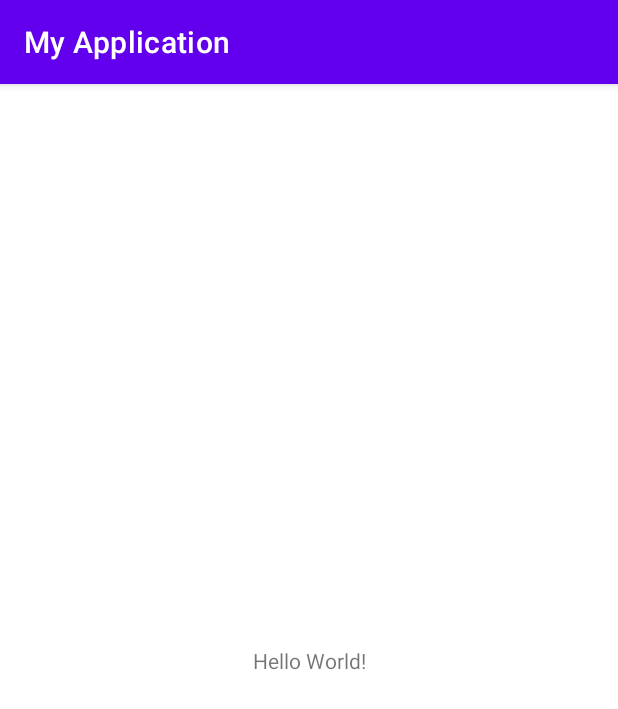
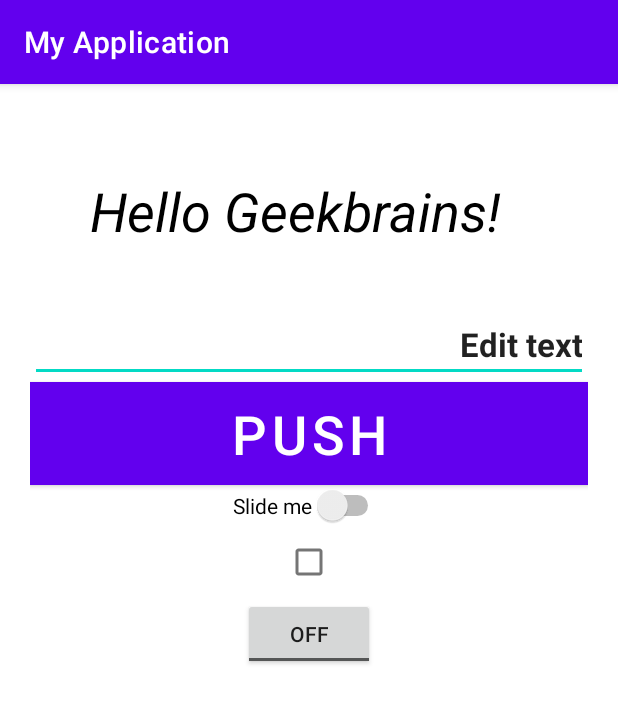
Before and after one commit to IlyaChobotock/AndroidFirstLevel, an Android app: the screen it shows after launch (MainActivity), on a phone screen of 412 x 824 dp. Shown: the top 709 px of the screen. Run offline under Robolectric (Android 15) with nearby library versions, the phone set to English and light mode, and no system bars.

Commit message:
Первое упражнение к первому домашнему заданию. Пользовательские элементы с использованием LinearLayout.

```diff
--- a/app/src/main/java/ru/geekbrains/myapplication/MainActivity.java
+++ b/app/src/main/java/ru/geekbrains/myapplication/MainActivity.java
@@ -1,8 +1,8 @@
 package ru.geekbrains.myapplication;
 
+import android.os.Bundle;
+
 import androidx.appcompat.app.AppCompatActivity;
-
-import android.os.Bundle;
 
 public class MainActivity extends AppCompatActivity {
 
--- a/app/src/main/res/layout/activity_main.xml
+++ b/app/src/main/res/layout/activity_main.xml
@@ -1,18 +1,62 @@
 <?xml version="1.0" encoding="utf-8"?>
-<androidx.constraintlayout.widget.ConstraintLayout xmlns:android="http://schemas.android.com/apk/res/android"
+<LinearLayout xmlns:android="http://schemas.android.com/apk/res/android"
     xmlns:app="http://schemas.android.com/apk/res-auto"
     xmlns:tools="http://schemas.android.com/tools"
     android:layout_width="match_parent"
     android:layout_height="match_parent"
+    android:layout_margin="@dimen/margin"
+    android:background="@color/material_on_primary_disabled"
+    android:orientation="vertical"
     tools:context=".MainActivity">
 
     <TextView
         android:layout_width="wrap_content"
         android:layout_height="wrap_content"
-        android:text="Hello World!"
+        android:layout_margin="@dimen/marginTextView"
+        android:text="@string/hello"
+        android:textColor="@color/black"
+        android:textSize="@dimen/textSize"
+        android:textStyle="italic"
         app:layout_constraintBottom_toBottomOf="parent"
         app:layout_constraintLeft_toLeftOf="parent"
         app:layout_constraintRight_toRightOf="parent"
         app:layout_constraintTop_toTopOf="parent" />
 
-</androidx.constraintlayout.widget.ConstraintLayout>
+    <EditText
+        android:layout_width="wrap_content"
+        android:layout_height="wrap_content"
+        android:ems="15"
+        android:gravity="right"
+        android:hint="@string/hint"
+        android:text="@string/EditText"
+        android:textSize="@dimen/editTextSize"
+        android:textStyle="bold" />
+
+    <Button
+        android:layout_width="match_parent"
+        android:layout_height="wrap_content"
+        android:background="#FFC107"
+        android:backgroundTint="#FF5722"
+        android:text="@string/push"
+        android:textSize="@dimen/buttonTextSize" />
+
+    <Switch
+        android:layout_width="wrap_content"
+        android:layout_height="wrap_content"
+        android:layout_gravity="center_horizontal"
+        android:text="@string/slide"
+        tools:ignore="UseSwitchCompatOrMaterialXml" />
+
+    <CheckBox
+        android:layout_width="wrap_content"
+        android:layout_height="wrap_content"
+        android:layout_gravity="center_horizontal"
+        android:outlineSpotShadowColor="@color/black" />
+
+    <ToggleButton
+        android:layout_width="wrap_content"
+        android:layout_height="wrap_content"
+        android:layout_gravity="center_horizontal" />
+
+
+</LinearLayout>
--- /dev/null
+++ b/app/src/main/res/values/dimens.xml
@@ -0,0 +1,8 @@
+<?xml version="1.0" encoding="utf-8"?>
+<resources>
+    <dimen name="textSize">36sp</dimen>
+    <dimen name="margin">20dp</dimen>
+    <dimen name="editTextSize">22sp</dimen>
+    <dimen name="buttonTextSize">36sp</dimen>
+    <dimen name="marginTextView">40dp</dimen>
+</resources>
--- a/app/src/main/res/values/strings.xml
+++ b/app/src/main/res/values/strings.xml
@@ -1,3 +1,8 @@
 <resources>
     <string name="app_name">My Application</string>
+    <string name="hello">Hello Geekbrains!</string>
+    <string name="EditText">Edit text</string>
+    <string name="push">Push</string>
+    <string name="slide">Slide me</string>
+    <string name="hint">Hint text</string>
 </resources>
```
